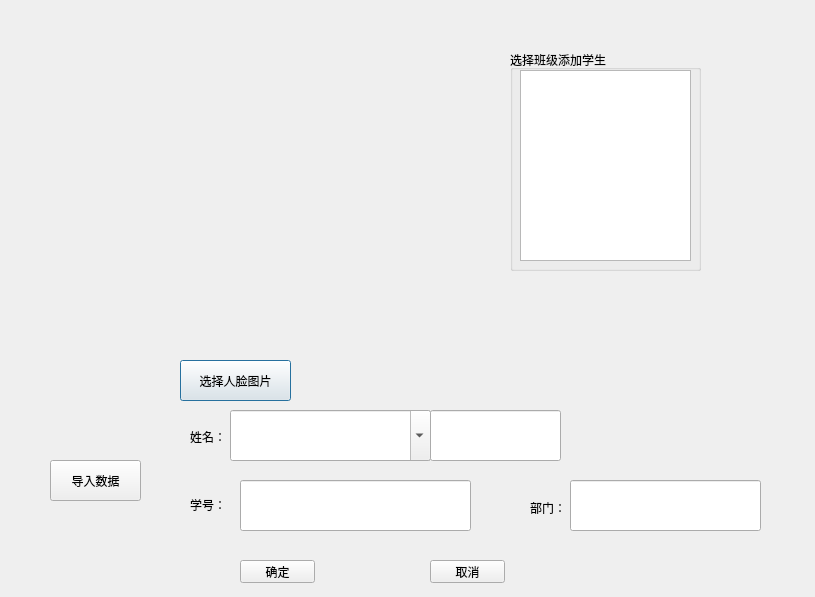
helloCZZ/FRS, file adduser.ui: the form before one commit.
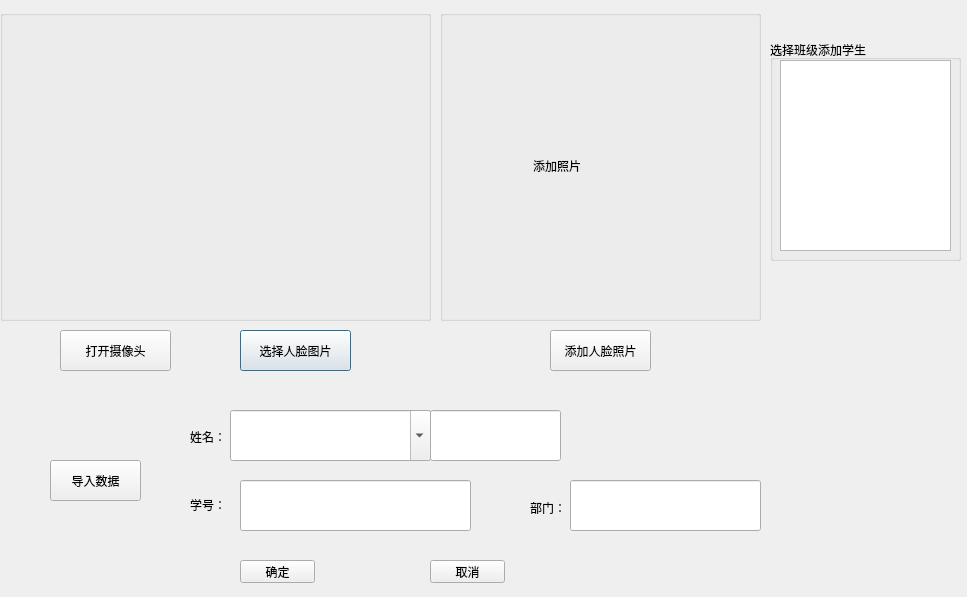
The form after the commit.

Commit message: 修改添加人脸图片

Diff of the .ui file:
```diff
--- a/adduser.ui
+++ b/adduser.ui
@@ -6,7 +6,7 @@
    <rect>
     <x>0</x>
     <y>0</y>
-    <width>815</width>
+    <width>967</width>
     <height>597</height>
    </rect>
   </property>
@@ -16,10 +16,10 @@
   <widget class="QLabel" name="label">
    <property name="geometry">
     <rect>
-     <x>20</x>
-     <y>10</y>
-     <width>431</width>
-     <height>331</height>
+     <x>10</x>
+     <y>30</y>
+     <width>401</width>
+     <height>271</height>
     </rect>
    </property>
    <property name="text">
@@ -29,8 +29,8 @@
   <widget class="QPushButton" name="pushButton">
    <property name="geometry">
     <rect>
-     <x>180</x>
-     <y>360</y>
+     <x>240</x>
+     <y>330</y>
      <width>111</width>
      <height>41</height>
     </rect>
@@ -42,8 +42,8 @@
   <widget class="QGroupBox" name="groupBox">
    <property name="geometry">
     <rect>
-     <x>510</x>
-     <y>50</y>
+     <x>770</x>
+     <y>40</y>
      <width>191</width>
      <height>221</height>
     </rect>
@@ -189,6 +189,71 @@
     <string>导入数据</string>
    </property>
   </widget>
+  <widget class="QLabel" name="label_5">
+   <property name="geometry">
+    <rect>
+     <x>450</x>
+     <y>20</y>
+     <width>311</width>
+     <height>291</height>
+    </rect>
+   </property>
+   <property name="text">
+    <string>                         添加照片</string>
+   </property>
+  </widget>
+  <widget class="QPushButton" name="pushButton_5">
+   <property name="geometry">
+    <rect>
+     <x>550</x>
+     <y>330</y>
+     <width>101</width>
+     <height>41</height>
+    </rect>
+   </property>
+   <property name="text">
+    <string>添加人脸照片</string>
+   </property>
+  </widget>
+  <widget class="QPushButton" name="pushButton_6">
+   <property name="geometry">
+    <rect>
+     <x>60</x>
+     <y>330</y>
+     <width>111</width>
+     <height>41</height>
+    </rect>
+   </property>
+   <property name="text">
+    <string>打开摄像头</string>
+   </property>
+  </widget>
+  <widget class="QGroupBox" name="groupBox_2">
+   <property name="geometry">
+    <rect>
+     <x>0</x>
+     <y>10</y>
+     <width>431</width>
+     <height>311</height>
+    </rect>
+   </property>
+   <property name="title">
+    <string/>
+   </property>
+  </widget>
+  <widget class="QGroupBox" name="groupBox_3">
+   <property name="geometry">
+    <rect>
+     <x>440</x>
+     <y>10</y>
+     <width>321</width>
+     <height>311</height>
+    </rect>
+   </property>
+   <property name="title">
+    <string/>
+   </property>
+  </widget>
  </widget>
  <resources/>
  <connections/>
```
The commit also changes 2 other files.
